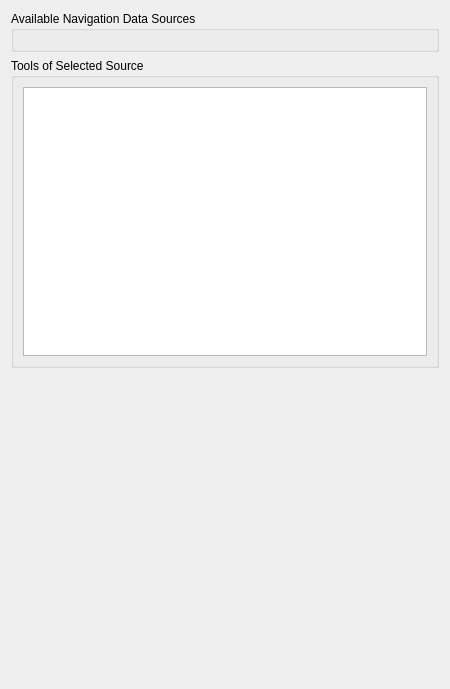
Before: the Qt Designer form Modules/IGTUI/Qmitk/QmitkNavigationDataSourceSelectionWidgetControls.ui in MITK/MITK, drawn with Qt 5.
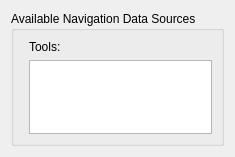
After: the same form once the commit is applied. Custom widgets are drawn as their Qt base class.

Commit message: further implementation of widget

The edit to the form file:
```diff
--- a/Modules/IGTUI/Qmitk/QmitkNavigationDataSourceSelectionWidgetControls.ui
+++ b/Modules/IGTUI/Qmitk/QmitkNavigationDataSourceSelectionWidgetControls.ui
@@ -6,34 +6,56 @@
    <rect>
     <x>0</x>
     <y>0</y>
-    <width>450</width>
-    <height>689</height>
+    <width>201</width>
+    <height>157</height>
    </rect>
   </property>
   <property name="windowTitle">
    <string>Form</string>
   </property>
-  <layout class="QVBoxLayout" name="verticalLayout_3">
+  <layout class="QVBoxLayout" name="verticalLayout_2">
    <item>
     <widget class="QGroupBox" name="groupBox">
      <property name="title">
       <string>Available Navigation Data Sources</string>
      </property>
-     <layout class="QVBoxLayout" name="verticalLayout">
+     <layout class="QHBoxLayout" name="horizontalLayout">
       <item>
        <widget class="QmitkServiceListWidget" name="m_NaviagationDataSourceWidget" native="true"/>
       </item>
-     </layout>
-    </widget>
-   </item>
-   <item>
-    <widget class="QGroupBox" name="groupBox_2">
-     <property name="title">
-      <string>Tools of Selected Source</string>
-     </property>
-     <layout class="QVBoxLayout" name="verticalLayout_2">
       <item>
-       <widget class="QListWidget" name="m_ToolView"/>
+       <layout class="QVBoxLayout" name="verticalLayout">
+        <item>
+         <widget class="QLabel" name="label">
+          <property name="text">
+           <string>Tools:</string>
+          </property>
+         </widget>
+        </item>
+        <item>
+         <widget class="QListWidget" name="m_ToolView">
+          <property name="sizePolicy">
+           <sizepolicy hsizetype="Expanding" vsizetype="Expanding">
+            <horstretch>0</horstretch>
+            <verstretch>0</verstretch>
+           </sizepolicy>
+          </property>
+         </widget>
+        </item>
+        <item>
+         <spacer name="verticalSpacer_2">
+          <property name="orientation">
+           <enum>Qt::Vertical</enum>
+          </property>
+          <property name="sizeHint" stdset="0">
+           <size>
+            <width>20</width>
+            <height>40</height>
+           </size>
+          </property>
+         </spacer>
+        </item>
+       </layout>
       </item>
      </layout>
     </widget>
@@ -46,7 +68,7 @@
      <property name="sizeHint" stdset="0">
       <size>
        <width>20</width>
-       <height>40</height>
+       <height>28</height>
       </size>
      </property>
     </spacer>
```
Left out of the diff: 9 changed lines with no effect on the pictures. The commit also changes 2 other files.
